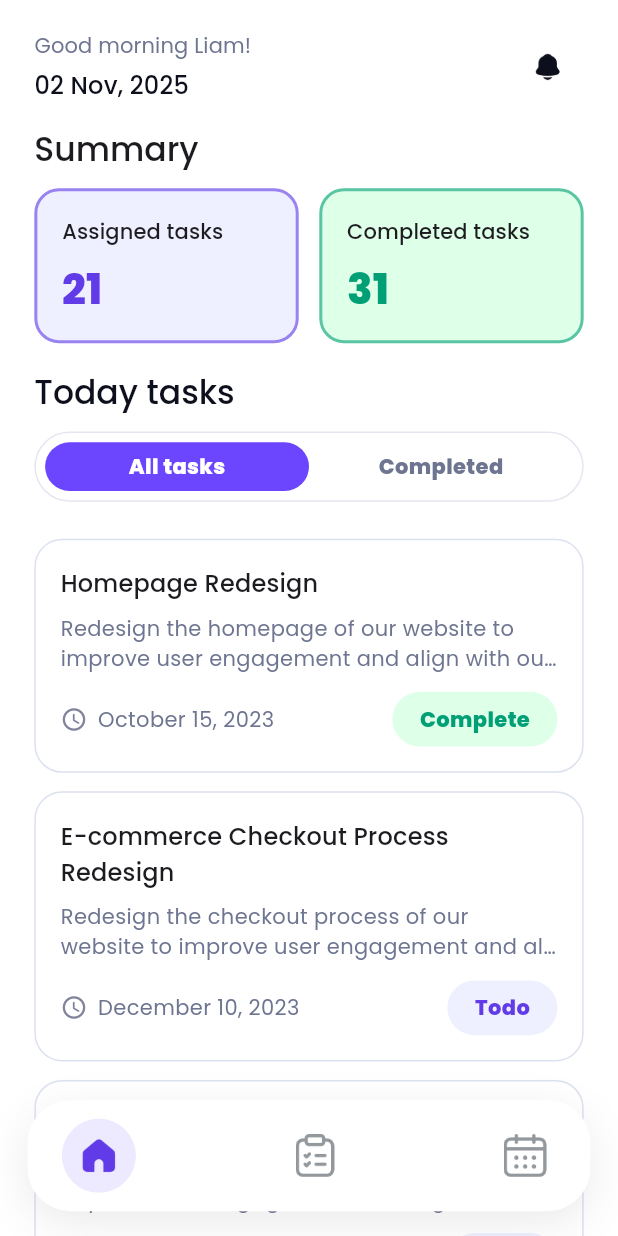
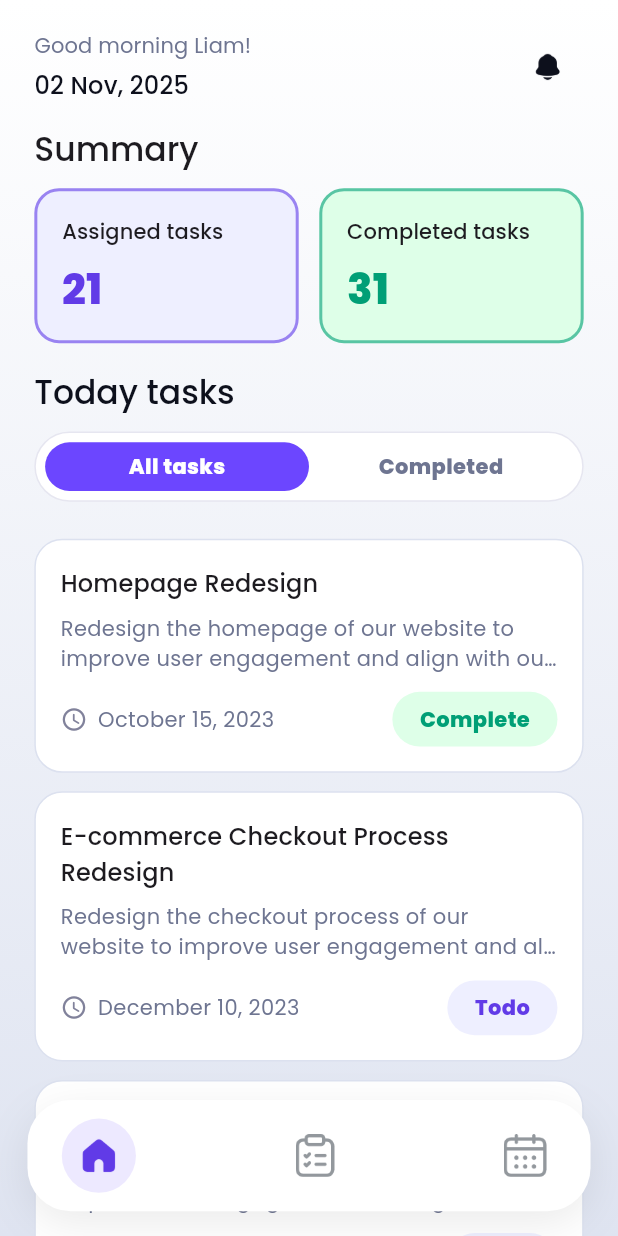
Before and after one commit to abuubaida921/task-management-app, a Flutter app: the screen it shows after launch, on a phone screen of 412 x 824 dp. Run offline on Flutter 3.47's test engine with Material 3 defaults, Android fonts, the phone set to English and light mode, and no system bars; our stand-ins replace connectivity_plus, flutter_easyloading, flutter_riverpod, flutter_screenutil, fluttertoast, google_fonts and 1 more; accounts and stored records are empty.

Commit message:
Homepage UI Gradient bg Modified

```diff
--- a/lib/core/config/app_color.dart
+++ b/lib/core/config/app_color.dart
@@ -78,6 +78,7 @@ class AppStaticColor {
   static const Color primaryLightColor = Color(0xFFF0EDFD);
   static const Color accentColor = Color(0xFFF3F4F6);
   static const Color whiteColor = Color(0xFFFFFFFF);
+  static const Color gradientBottomColor = Color(0xFFDFE4F1);
   static const Color blackColor = Color(0xFF030712);
   static const Color redColor = Color(0xffFF324B);
   static const Color grayColor = Color(0xff617986);
--- a/lib/features/dashboard/view/dashboard_screen.dart
+++ b/lib/features/dashboard/view/dashboard_screen.dart
@@ -30,13 +30,25 @@ class _DashboardScreenState extends ConsumerState<DashboardScreen> {
 
   @override
   Widget build(BuildContext context) {
-    final theme = Theme.of(context);
-
     return Scaffold(
       extendBody: true,
-      backgroundColor: theme.colorScheme.surface,
+      backgroundColor: Colors.transparent,
       body: Stack(
         children: [
+          Positioned.fill(
+            child: DecoratedBox(
+              decoration: BoxDecoration(
+                gradient: LinearGradient(
+                  begin: Alignment.topCenter,
+                  end: Alignment.bottomCenter,
+                  colors: [
+                    AppStaticColor.whiteColor,
+                    AppStaticColor.gradientBottomColor,
+                  ],
+                ),
+              ),
+            ),
+          ),
           PageView(
             controller: _pageController,
             physics: const NeverScrollableScrollPhysics(),
@@ -165,7 +177,6 @@ class _HomePage extends StatelessWidget {
 
   @override
   Widget build(BuildContext context) {
-    final theme = Theme.of(context);
     final now = DateTime.now();
     final dateStr =
         '${now.day.toString().padLeft(2, '0')} ${getMonthName(now.month)}, ${now.year}';
@@ -188,7 +199,7 @@ class _HomePage extends StatelessWidget {
                           children: [
                             Text(
                               'Good morning Liam!',
-                              style: theme.textTheme.titleSmall?.copyWith(
+                              style: Theme.of(context).textTheme.titleSmall?.copyWith(
                                 color: AppStaticColor.greetingTextColor,
                                 fontWeight: FontWeight.w400,
                               ),
@@ -196,7 +207,7 @@ class _HomePage extends StatelessWidget {
                             SizedBox(height: 4.h),
                             Text(
                               dateStr,
-                              style: theme.textTheme.titleMedium?.copyWith(
+                              style: Theme.of(context).textTheme.titleMedium?.copyWith(
                                 color: AppStaticColor.timeTextColor,
                                 fontWeight: FontWeight.w500,
                               ),
@@ -217,7 +228,7 @@ class _HomePage extends StatelessWidget {
                   SizedBox(height: 16.h),
                   Text(
                     'Summary',
-                    style: theme.textTheme.titleLarge?.copyWith(
+                    style: Theme.of(context).textTheme.titleLarge?.copyWith(
                       fontWeight: FontWeight.w500,
                     ),
                   ),
@@ -248,7 +259,7 @@ class _HomePage extends StatelessWidget {
                   SizedBox(height: 18.h),
                   Text(
                     'Today tasks',
-                    style: theme.textTheme.titleLarge?.copyWith(
+                    style: Theme.of(context).textTheme.titleLarge?.copyWith(
                       fontWeight: FontWeight.w500,
                       color: AppStaticColor.timeTextColor,
                     ),
```
